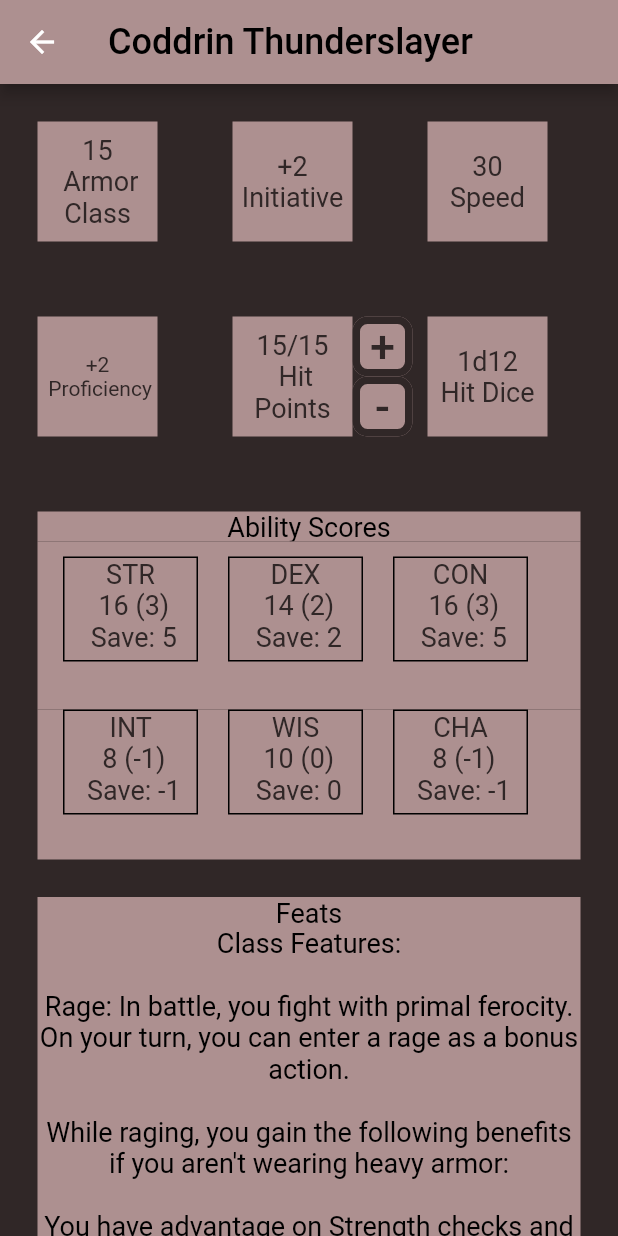
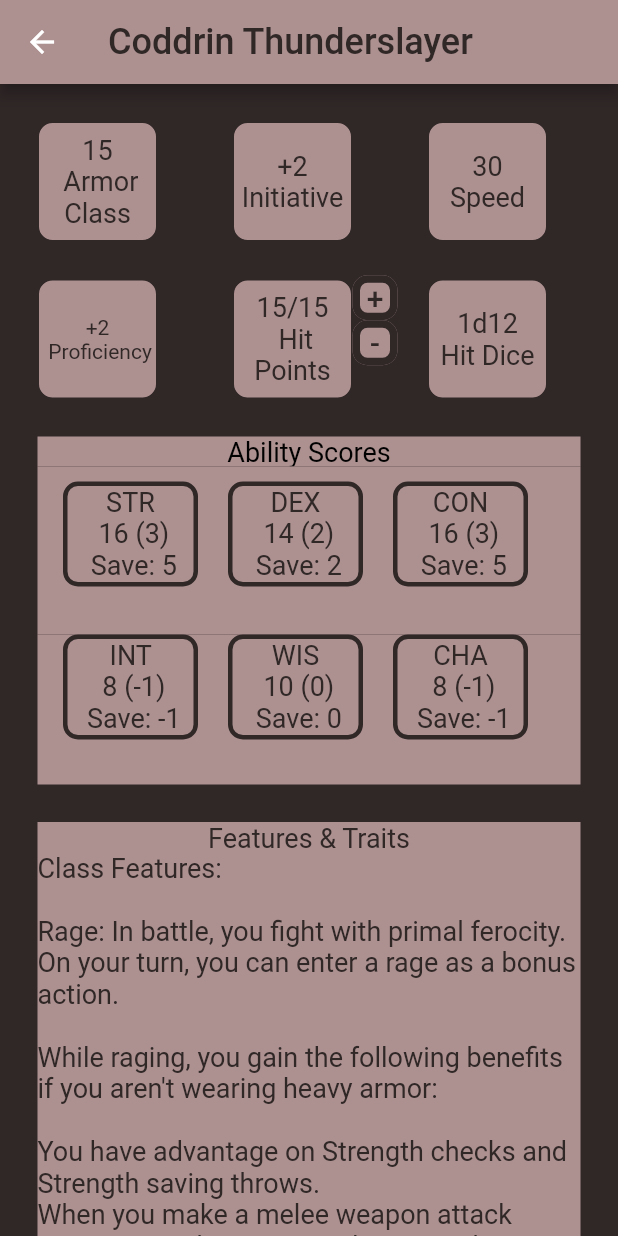
Before and after one commit to EvanMarnik/dnd_character_sheet_app, a Flutter app: the screen it shows after launch, after a tap on an icon or button, on a phone screen of 412 x 824 dp. Run offline on Flutter 3.47's test engine with Material 2 defaults, Android fonts, the phone set to English and light mode, and no system bars; Roboto replaces fonts that are missing (Lancelot).

Commit message:
style tweaks

```diff
--- a/lib/view/character_sheet_view.dart
+++ b/lib/view/character_sheet_view.dart
@@ -51,7 +51,7 @@ class _CharacterSheetViewState extends State<CharacterSheetView> {
       appBar: AppBar(
         backgroundColor: Color(0xFFAD9090),
         title: Text(vm.name,
-            style: TextStyle(fontSize: 24, color: Colors.black)),
+            style: TextStyle(fontSize: 24, color: const Color(0xFF302727))),
       ),
       body: SingleChildScrollView(
         child: Column(
@@ -59,31 +59,43 @@ class _CharacterSheetViewState extends State<CharacterSheetView> {
             Row(
               children: [
                 Container(
-                  margin: EdgeInsets.all(25.0),
+                  margin: EdgeInsets.fromLTRB(25, 25, 25, 0),
                   width: 80.0,
                   height: 80.0,
-                  color: Color(0xFFAD9090),
                   alignment: Alignment.center,
+                  decoration: BoxDecoration(
+                      border: Border.all(color:const Color(0xFF302727)),
+                      borderRadius: BorderRadius.circular(10),
+                      color: Color(0xFFAD9090),
+                  ),
                   child: Text('${vm.armorClass} \n Armor Class',
                       style: TextStyle(fontSize: 18),
                       textAlign: TextAlign.center),
                 ),
                 Container(
-                  margin: EdgeInsets.all(25.0),
+                  margin: EdgeInsets.fromLTRB(25, 25, 25, 0),
                   width: 80.0,
                   height: 80.0,
-                  color: Color(0xFFAD9090),
                   alignment: Alignment.center,
+                  decoration: BoxDecoration(
+                      color: Color(0xFFAD9090),
+                      border: Border.all(color:const Color(0xFF302727)),
+                      borderRadius: BorderRadius.circular(10)
+                  ),
                   child: Text('+${vm.abilityModifiers[1]} \nInitiative',
                       style: TextStyle(fontSize: 18),
                       textAlign: TextAlign.center),
                 ),
                 Container(
-                  margin: EdgeInsets.all(25.0),
+                  margin: EdgeInsets.fromLTRB(25, 25, 25, 0),
                   width: 80.0,
                   height: 80.0,
-                  color: Color(0xFFAD9090),
                   alignment: Alignment.center,
+                  decoration: BoxDecoration(
+                      color: Color(0xFFAD9090),
+                      border: Border.all(color:const Color(0xFF302727)),
+                      borderRadius: BorderRadius.circular(10)
+                  ),
                   child: Text('${vm.speed} \nSpeed',
                       style: TextStyle(fontSize: 18),
                       textAlign: TextAlign.center),
@@ -93,21 +105,29 @@ class _CharacterSheetViewState extends State<CharacterSheetView> {
             Row(
               children: [
                 Container(
-                  margin: EdgeInsets.all(25.0),
+                  margin: EdgeInsets.fromLTRB(25, 25, 25, 0),
                   width: 80.0,
                   height: 80.0,
-                  color: Color(0xFFAD9090),
                   alignment: Alignment.center,
+                  decoration: BoxDecoration(
+                      color: Color(0xFFAD9090),
+                      border: Border.all(color:const Color(0xFF302727)),
+                      borderRadius: BorderRadius.circular(10)
+                  ),
                   child: const Text('+2 \n Proficiency',
                       style: TextStyle(fontSize: 14),
                       textAlign: TextAlign.center),
                 ),
                 Container(
-                  margin: EdgeInsets.fromLTRB(25, 25, 0, 25),
+                  margin: EdgeInsets.fromLTRB(25, 25, 0, 0),
                   width: 80.0,
                   height: 80.0,
-                  color: Color(0xFFAD9090),
                   alignment: Alignment.center,
+                  decoration: BoxDecoration(
+                      color: Color(0xFFAD9090),
+                      border: Border.all(color:const Color(0xFF302727)),
+                      borderRadius: BorderRadius.circular(10)
+                  ),
                   child: Text('${vm.currHitPoints}/${vm.maxHitPoints} \n Hit Points',
                       style: TextStyle(fontSize: 18),
                       textAlign: TextAlign.center),
@@ -116,8 +136,8 @@ class _CharacterSheetViewState extends State<CharacterSheetView> {
                   margin: EdgeInsets.all(0.0),
                   child: Column(children: <Widget>[
                     SizedBox(
-                      width: 40,
-                      height: 40,
+                      width: 30,
+                      height: 30,
                       child: FilledButton(
                         onPressed: incrementHealth,
                         style: FilledButton.styleFrom(
@@ -125,13 +145,13 @@ class _CharacterSheetViewState extends State<CharacterSheetView> {
                         ),
                         child: const Text(
                           '+',
-                          style: TextStyle(fontSize: 30),
+                          style: TextStyle(fontSize: 20),
                         ),
                       ),
                     ),
                     SizedBox(
-                        width: 40,
-                        height: 40,
+                        width: 30,
+                        height: 30,
                         child: FilledButton(
                           onPressed: decrementHealth,
                           style: FilledButton.styleFrom(
@@ -139,17 +159,21 @@ class _CharacterSheetViewState extends State<CharacterSheetView> {
                           ),
                           child: const Text(
                             '-',
-                            style: TextStyle(fontSize: 30),
+                            style: TextStyle(fontSize: 20),
                           ),
                         ))
                   ]),
                 ),
                 Container(
-                  margin: EdgeInsets.fromLTRB(10, 25, 25, 25),
+                  margin: EdgeInsets.fromLTRB(20, 25, 25, 0),
                   width: 80.0,
                   height: 80.0,
-                  color: Color(0xFFAD9090),
                   alignment: Alignment.center,
+                  decoration: BoxDecoration(
+                      color: Color(0xFFAD9090),
+                      border: Border.all(color:const Color(0xFF302727)),
+                      borderRadius: BorderRadius.circular(10)
+                  ),
                   child: Text('1d${vm.hitDice} \nHit Dice',
                       style: TextStyle(fontSize: 18),
                       textAlign: TextAlign.center),
@@ -176,7 +200,10 @@ class _CharacterSheetViewState extends State<CharacterSheetView> {
                       margin: EdgeInsets.fromLTRB(17.0, 10.0, 10.0, 0),
                       width: 90.0,
                       height: 70.0,
-                      decoration: BoxDecoration(border: Border.all(color:Colors.black)),
+                      decoration: BoxDecoration(
+                          border: Border.all(color:const Color(0xFF302727), width: 3),
+                          borderRadius: BorderRadius.circular(10)
+                      ),
                       child: Text('STR \n ${vm.abilityScores[0]} (${vm.abilityModifiers[0]}) \n Save: ${vm.getSavingThrows()[0]}',
                           style: TextStyle(fontSize: 18),
                           textAlign: TextAlign.center),
@@ -186,7 +213,10 @@ class _CharacterSheetViewState extends State<CharacterSheetView> {
                     margin: EdgeInsets.fromLTRB(10.0, 10.0, 10.0, 0),
                     width: 90.0,
                     height: 70.0,
-                    decoration: BoxDecoration(border: Border.all(color:Colors.black)),
+                    decoration: BoxDecoration(
+                        border: Border.all(color:const Color(0xFF302727), width: 3),
+                        borderRadius: BorderRadius.circular(10)
+                    ),
                     child: Text('DEX \n ${vm.abilityScores[1]} (${vm.abilityModifiers[1]}) \n Save: ${vm.getSavingThrows()[1]}',
                         style: TextStyle(fontSize: 18),
                         textAlign: TextAlign.center),
@@ -196,7 +226,10 @@ class _CharacterSheetViewState extends State<CharacterSheetView> {
                     margin: EdgeInsets.fromLTRB(10.0, 10.0, 10.0, 0),
                     width: 90.0,
                     height: 70.0,
-                    decoration: BoxDecoration(border: Border.all(color:Colors.black)),
+                    decoration: BoxDecoration(
+                        border: Border.all(color:const Color(0xFF302727), width: 3),
+                        borderRadius: BorderRadius.circular(10)
+                    ),
                     child: Text('CON \n ${vm.abilityScores[2]} (${vm.abilityModifiers[2]}) \n Save: ${vm.getSavingThrows()[2]}',
                         style: TextStyle(fontSize: 18),
                         textAlign: TextAlign.center),
@@ -217,7 +250,10 @@ class _CharacterSheetViewState extends State<CharacterSheetView> {
                       margin: EdgeInsets.fromLTRB(17.0, 0, 10.0, 0),
                       width: 90.0,
                       height: 70.0,
-                      decoration: BoxDecoration(border: Border.all(color:Colors.black)),
+                      decoration: BoxDecoration(
+                          border: Border.all(color:const Color(0xFF302727), width: 3),
+                          borderRadius: BorderRadius.circular(10)
+                      ),
                       child: Text('INT \n ${vm.abilityScores[3]} (${vm.abilityModifiers[3]}) \n Save: ${vm.getSavingThrows()[3]}',
                           style: TextStyle(fontSize: 18),
                           textAlign: TextAlign.center),
@@ -227,7 +263,10 @@ class _CharacterSheetViewState extends State<CharacterSheetView> {
                     margin: EdgeInsets.fromLTRB(10.0, 0, 10.0, 0),
                     width: 90.0,
                     height: 70.0,
-                    decoration: BoxDecoration(border: Border.all(color:Colors.black)),
+                    decoration: BoxDecoration(
+                        border: Border.all(color:const Color(0xFF302727), width: 3),
+                        borderRadius: BorderRadius.circular(10)
+                    ),
                     child: Text('WIS \n ${vm.abilityScores[4]} (${vm.abilityModifiers[4]}) \n Save: ${vm.getSavingThrows()[4]}',
                         style: TextStyle(fontSize: 18),
                         textAlign: TextAlign.center),
@@ -238,7 +277,10 @@ class _CharacterSheetViewState extends State<CharacterSheetView> {
                     width: 90.0,
                     height: 70.0,
 
-                    decoration: BoxDecoration(border: Border.all(color:Colors.black)),
+                    decoration: BoxDecoration(
+                        border: Border.all(color:const Color(0xFF302727), width: 3),
+                        borderRadius: BorderRadius.circular(10)
+                    ),
                     child: Text('CHA \n ${vm.abilityScores[5]} (${vm.abilityModifiers[5]}) \n Save: ${vm.getSavingThrows()[5]}',
                         style: TextStyle(fontSize: 18),
                         textAlign: TextAlign.center),
@@ -252,14 +294,17 @@ class _CharacterSheetViewState extends State<CharacterSheetView> {
               width: 400.0,
               height: 20.0,
               color: Color(0xFFAD9090),
-              child: Text('Feats', style: TextStyle(fontSize: 18, color: Colors.black), textAlign: TextAlign.center),
+              child: Text('Features & Traits', style: TextStyle(fontSize: 18), textAlign: TextAlign.center),
             ),
-            Container(
-              margin: EdgeInsets.fromLTRB(25.0, 0, 25.0, 0),
-              width: 400.0,
-              height: 1650.0,
-              color: Color(0xFFAD9090),
-              child: Text(vm.featuresToString(), style: TextStyle(fontSize: 18, color: Colors.black), textAlign: TextAlign.center),
+            Padding(
+              padding: EdgeInsets.fromLTRB(0.0, 0.0, 0.0, 0),
+              child: Container(
+                margin: EdgeInsets.fromLTRB(25.0, 0, 25.0, 0),
+                width: 400.0,
+                height: 1650.0,
+                color: Color(0xFFAD9090),
+                child: Text(vm.featuresToString(), style: TextStyle(fontSize: 18), textAlign: TextAlign.left),
+              ),
             ),
           ],
         )
```
